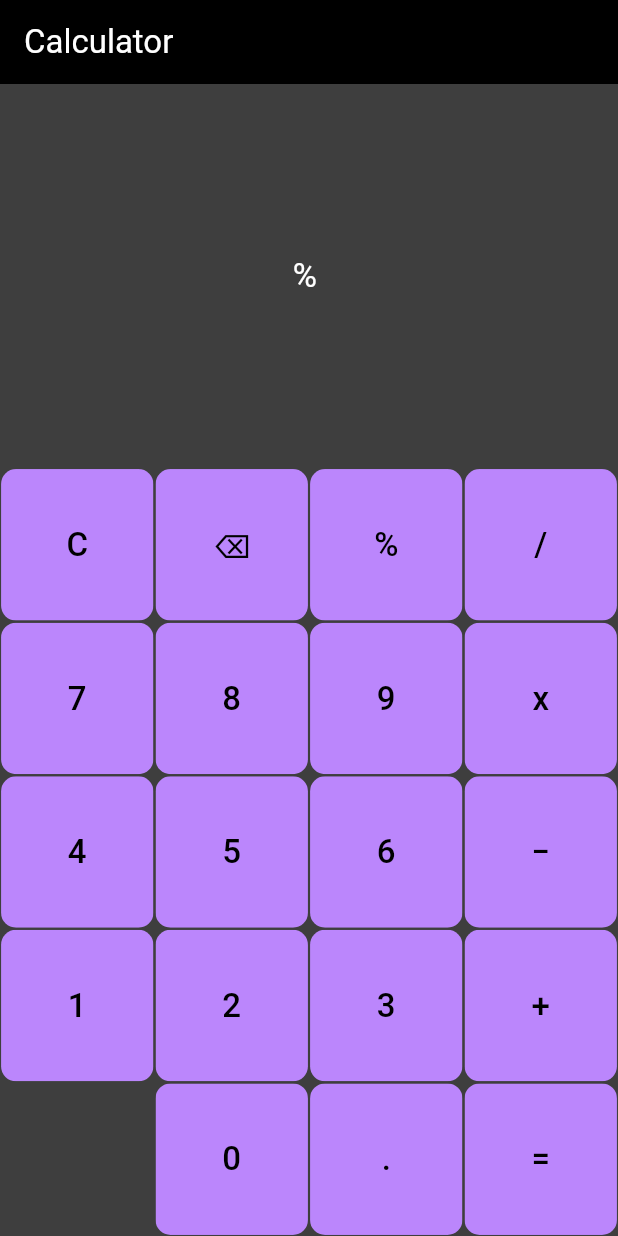
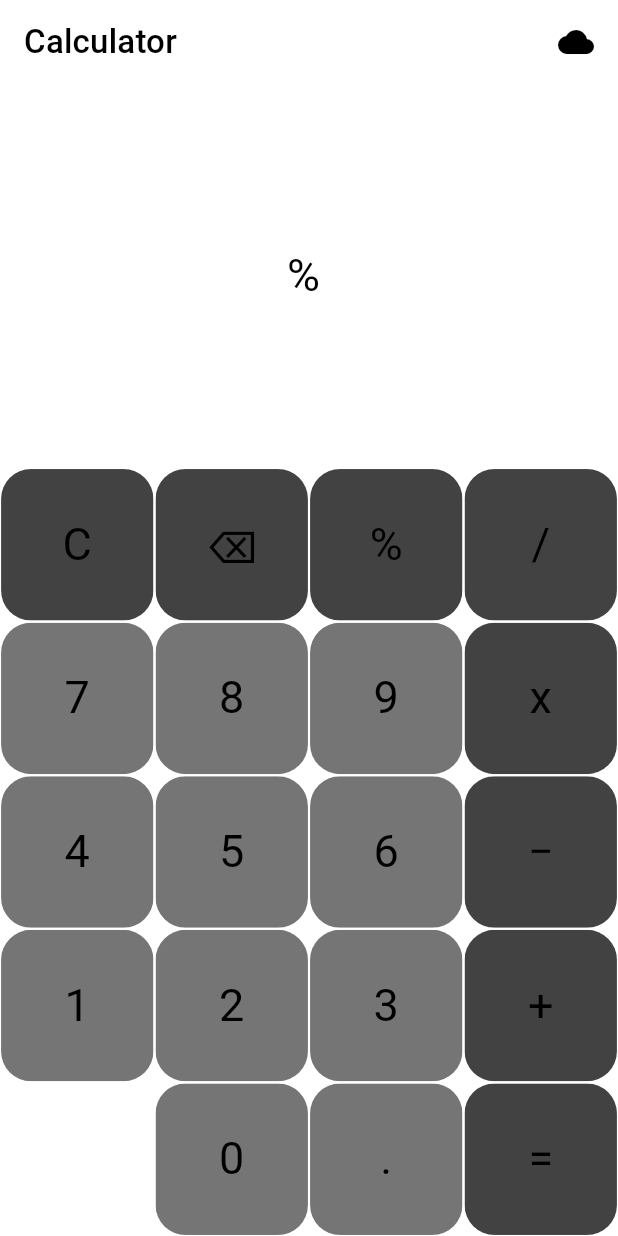
Before and after one commit to Knyrl/flutter_calc, a Flutter app: the screen it shows after launch, after a tap on an icon or button, on a phone screen of 412 x 824 dp. Run offline on Flutter 3.47's test engine with Material 3 defaults, Android fonts, the phone set to English and light mode, and no system bars; our stand-ins replace get, math_expressions, popover.

Commit message:
UI changes

```diff
--- a/lib/calculator_app.dart
+++ b/lib/calculator_app.dart
@@ -1,5 +1,6 @@
 import 'package:flutter/material.dart';
-import 'package:flutter_calculator/theme/theme.dart';
+import 'package:flutter_calculator/theme/darkTheme.dart';
+import 'package:flutter_calculator/theme/lightTheme.dart';
 import 'package:get/get.dart';
 
 import 'routes/routes.dart';
@@ -13,7 +14,8 @@ class Calculator extends StatelessWidget {
     return GetMaterialApp(
       debugShowCheckedModeBanner: false,
       title: "My own calculator",
-      theme: theme,
+      theme: lightTheme,
+      darkTheme: darkTheme,
       routes: routes,
     );
   }
--- a/lib/controller/calculator_controller.dart
+++ b/lib/controller/calculator_controller.dart
@@ -1,9 +1,15 @@
 import 'package:get/get.dart';
+import 'package:math_expressions/math_expressions.dart';
 
 class CalculatorController extends GetxController {
   RxString userInput = "".obs;
   RxString result = "".obs;
-  String addData(value) => userInput.value += value;
+  String addData(value) => value == '.'
+      ? userInput.value.contains('.') && !(isOperator(userInput.value))
+          ? userInput.value
+          : userInput.value += value
+      : userInput.value += value;
+  // userInput.value += value;
   String delData() => userInput.value = userInput.value.isNotEmpty
       ? userInput.value.substring(0, userInput.value.length - 1)
       : userInput.value;
@@ -12,5 +18,28 @@ class CalculatorController extends GetxController {
     result.value = '';
   }
 
-  String calculate(value) => result.value = "= Посчитай сам, дура";
+  void calculate() {
+    String expression = userInput.value;
+
+    expression = expression.replaceAll('x', '*');
+    expression = expression.replaceAll('−', '-');
+
+    Parser p = Parser();
+    Expression exp = p.parse(expression);
+
+    ContextModel cm = ContextModel();
+
+    result.value = '= ${exp.evaluate(EvaluationType.REAL, cm)}';
+  }
+
+  bool isOperator(String x) {
+    if (x.contains('/') ||
+        x.contains('x') ||
+        x.contains('−') ||
+        x.contains('+') ||
+        x.contains('%')) {
+      return true;
+    }
+    return false;
+  }
 }
--- a/lib/features/widgets/Keyboard.dart
+++ b/lib/features/widgets/Keyboard.dart
@@ -1,4 +1,3 @@
-// ignore_for_file: public_member_api_docs, sort_constructors_first
 import 'package:flutter/material.dart';
 import 'package:flutter_calculator/controller/calculator_controller.dart';
 
@@ -11,6 +10,7 @@ class Keyboard extends StatelessWidget {
   });
   @override
   Widget build(BuildContext context) {
+    // final theme = Theme.of(context);
     return const Column(
       children: [
         Expanded(
@@ -80,8 +80,7 @@ class KeyboardRow extends StatelessWidget {
                       : names[index] == "="
                           ? CalculatorButton(
                               buttonTapped: () {
-                                Get.find<CalculatorController>()
-                                    .calculate(names[index]);
+                                Get.find<CalculatorController>().calculate();
                               },
                               name: names[index],
                             )
--- a/lib/features/widgets/calculator_button.dart
+++ b/lib/features/widgets/calculator_button.dart
@@ -1,5 +1,6 @@
 // ignore_for_file: public_member_api_docs, sort_constructors_first
 import 'package:flutter/material.dart';
+// import 'package:flutter_calculator/theme/theme.dart';
 
 class CalculatorButton extends StatelessWidget {
   const CalculatorButton({super.key, required this.name, this.buttonTapped});
@@ -16,14 +17,15 @@ class CalculatorButton extends StatelessWidget {
       child: Padding(
         padding: const EdgeInsets.all(0.7),
         child: ClipRRect(
-          borderRadius: BorderRadius.circular(10),
+          borderRadius: BorderRadius.circular(20),
           child: Container(
-            // height: 120,
-            color: theme.colorScheme.primary,
+            color: isOperator(name)
+                ? theme.colorScheme.primary
+                : theme.colorScheme.secondary,
             child: Center(
               child: Text(
                 name,
-                style: theme.textTheme.labelMedium,
+                style: theme.textTheme.titleLarge,
               ),
             ),
           ),
@@ -31,4 +33,18 @@ class CalculatorButton extends StatelessWidget {
       ),
     );
   }
+
+  bool isOperator(String x) {
+    if (x.contains('/') ||
+        x.contains('x') ||
+        x.contains('−') ||
+        x.contains('+') ||
+        x.contains('C') ||
+        x.contains('⌫') ||
+        x.contains('=') ||
+        x.contains('%')) {
+      return true;
+    }
+    return false;
+  }
 }
--- /dev/null
+++ b/lib/features/widgets/weather_button.dart
@@ -0,0 +1,29 @@
+import 'package:flutter/material.dart';
+import 'package:flutter_calculator/features/widgets/weather_info.dart';
+import 'package:popover/popover.dart';
+
+class WeatherButton extends StatelessWidget {
+  const WeatherButton({super.key});
+
+  @override
+  Widget build(BuildContext context) {
+    final theme = Theme.of(context);
+    return Padding(
+      padding: const EdgeInsets.all(16.0),
+      child: GestureDetector(
+        onTap: () => showPopover(
+          context: context,
+          bodyBuilder: (context) => const WeatherInfo(),
+          backgroundColor: theme.colorScheme.primary,
+          radius: 8,
+          transition: PopoverTransition.scale,
+          arrowWidth: 16,
+          arrowHeight: 6,
+        ),
+        child: const Icon(
+          Icons.wb_cloudy,
+        ),
+      ),
+    );
+  }
+}
--- /dev/null
+++ b/lib/features/widgets/weather_info.dart
@@ -0,0 +1,15 @@
+import 'package:flutter/material.dart';
+
+class WeatherInfo extends StatelessWidget {
+  const WeatherInfo({super.key});
+
+  @override
+  Widget build(BuildContext context) {
+    final theme = Theme.of(context);
+    return Container(
+      color: theme.colorScheme.primary,
+      height: 150,
+      width: 200,
+    );
+  }
+}
--- /dev/null
+++ b/lib/theme/darkTheme.dart
@@ -0,0 +1,20 @@
+import 'package:flutter/material.dart';
+
+ThemeData darkTheme = ThemeData(
+  brightness: Brightness.dark,
+  colorScheme: ColorScheme.dark(
+    surface: Colors.black,
+    primary: Colors.grey[800]!,
+    secondary: Colors.grey[600]!,
+  ),
+  textTheme: const TextTheme(
+    titleLarge: TextStyle(
+      color: Colors.white,
+      fontSize: 25,
+    ),
+    titleMedium: TextStyle(
+      color: Colors.white,
+      fontSize: 22,
+    ),
+  ),
+);
--- /dev/null
+++ b/lib/theme/lightTheme.dart
@@ -0,0 +1,20 @@
+import 'package:flutter/material.dart';
+
+ThemeData lightTheme = ThemeData(
+  brightness: Brightness.light,
+  colorScheme: ColorScheme.light(
+    surface: Colors.white,
+    primary: Colors.grey[800]!,
+    secondary: Colors.grey[600]!,
+  ),
+  textTheme: const TextTheme(
+    titleLarge: TextStyle(
+      color: Colors.black,
+      fontSize: 30,
+    ),
+    titleMedium: TextStyle(
+      color: Colors.black,
+      fontSize: 22,
+    ),
+  ),
+);
--- a/lib/theme/theme.dart
+++ /dev/null
@@ -1,26 +0,0 @@
-import 'package:flutter/material.dart';
-
-final theme = ThemeData(
-  colorScheme: const ColorScheme.dark(),
-  scaffoldBackgroundColor: const Color.fromARGB(238, 48, 48, 48),
-  useMaterial3: true,
-  textTheme: const TextTheme(
-    labelMedium: TextStyle(
-      color: Colors.black,
-      fontSize: 22,
-    ),
-    labelLarge: TextStyle(
-      color: Colors.white60,
-      fontSize: 30,
-    ),
-  ),
-  elevatedButtonTheme: ElevatedButtonThemeData(
-    style: ElevatedButton.styleFrom(
-      backgroundColor: const Color.fromARGB(255, 7, 238, 255),
-      // fixedSize: const Size(5, 5),
-      shape: const RoundedRectangleBorder(
-        borderRadius: BorderRadius.all(Radius.circular(10)),
-      ),
-    ),
-  ),
-);
--- a/lib/view/calculator_screen.dart
+++ b/lib/view/calculator_screen.dart
@@ -1,6 +1,7 @@
 import 'package:flutter/material.dart';
 import 'package:flutter_calculator/controller/calculator_controller.dart';
 import 'package:flutter_calculator/features/widgets/Keyboard.dart';
+import 'package:flutter_calculator/features/widgets/weather_button.dart';
 import 'package:get/get.dart';
 
 class CalculatorScreen extends StatelessWidget {
@@ -12,8 +13,15 @@ class CalculatorScreen extends StatelessWidget {
     final CalculatorController controller = Get.put(CalculatorController());
     return Scaffold(
       appBar: AppBar(
-        backgroundColor: theme.colorScheme.inversePrimary,
-        title: const Text('Calculator'),
+        // backgroundColor: theme.colorScheme.primary,
+        title: Text(
+          'Calculator',
+          style: theme.textTheme.titleMedium,
+        ),
+        actions: const [
+          SizedBox(width: 10),
+          WeatherButton(),
+        ],
       ),
       body: Column(
         children: [
--- a/pubspec.yaml
+++ b/pubspec.yaml
@@ -36,6 +36,8 @@ dependencies:
   # Use with the CupertinoIcons class for iOS style icons.
   cupertino_icons: ^1.0.8
   get: ^4.6.6
+  math_expressions: ^2.6.0
+  popover: ^0.3.1
 
 dev_dependencies:
   flutter_test:
```
Also changed, not shown: pubspec.lock.
